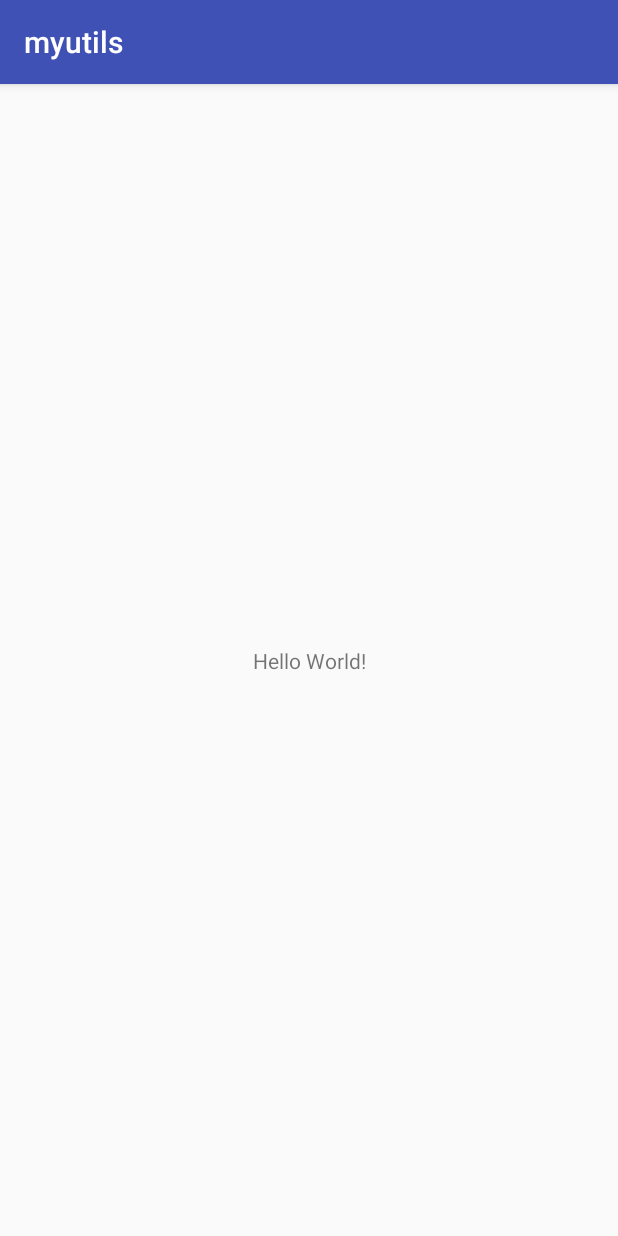
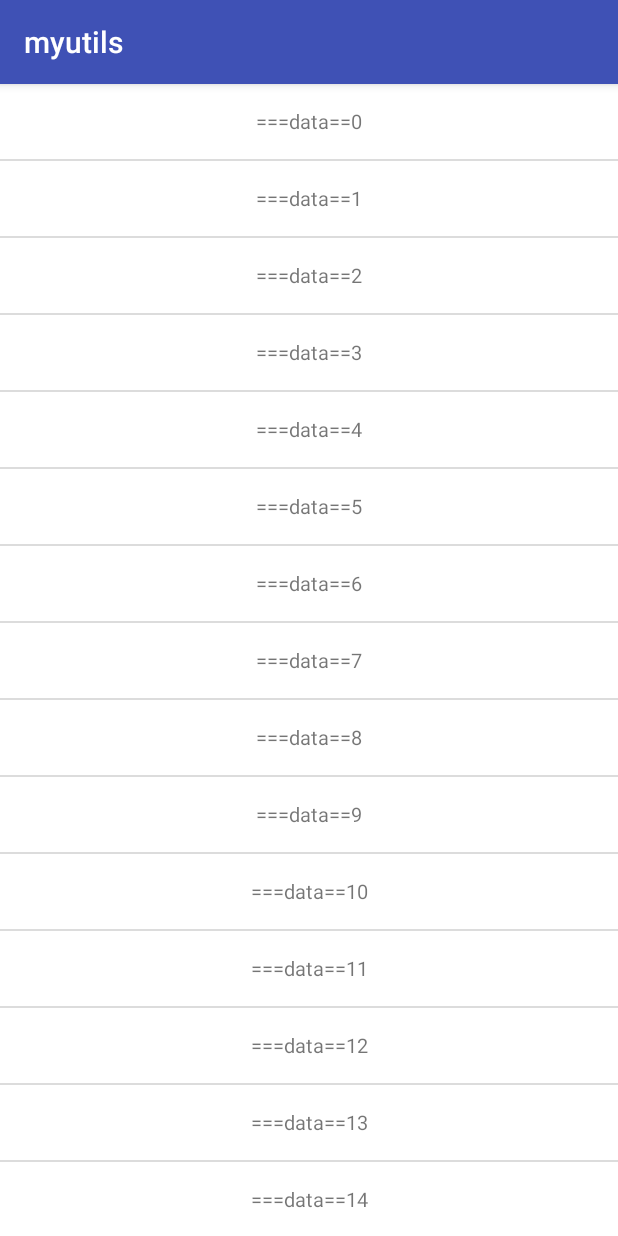
Before and after one commit to hgwxr/myutils, an Android app: the screen it shows after launch (MainActivity), on a phone screen of 412 x 824 dp. Run offline under Robolectric (Android 15) with nearby library versions, the phone set to English and light mode, and no system bars.

Commit message:
init myutils

```diff
--- /dev/null
+++ b/app/src/main/java/skill/android/wl/myutils/DemoAdapter.java
@@ -0,0 +1,30 @@
+package skill.android.wl.myutils;
+
+import android.content.Context;
+import android.widget.TextView;
+
+import java.util.HashMap;
+
+import skill.android.wl.myutils.adapter.ListViewAdapter;
+
+/**
+ * <pre>
+ * @date 2017/7/1
+ * @author wl
+ * @描述 myutils
+ * @email hgwxrwl@gmail.com
+ * @version : 1.0
+ * </pre>
+ */
+
+public class DemoAdapter  extends ListViewAdapter<String> {
+    public DemoAdapter(Context context) {
+        super(context,R.layout.list_item);
+    }
+
+    @Override
+    public void onBindView(ViewHolder holder,  String data, int position) {
+        TextView textView =  holder.get(R.id.tv_item);
+        textView.setText(data);
+    }
+}
--- a/app/src/main/java/skill/android/wl/myutils/MainActivity.java
+++ b/app/src/main/java/skill/android/wl/myutils/MainActivity.java
@@ -1,13 +1,68 @@
 package skill.android.wl.myutils;
 
+import android.support.v4.widget.SwipeRefreshLayout;
 import android.support.v7.app.AppCompatActivity;
 import android.os.Bundle;
+import android.view.View;
+import android.widget.ListView;
+
+import java.util.ArrayList;
+import java.util.List;
 
 public class MainActivity extends AppCompatActivity {
+
+    private ListView listView;
+    private SwipeRefreshLayout swipe;
+    private DemoAdapter demoAdapter;
 
     @Override
     protected void onCreate(Bundle savedInstanceState) {
         super.onCreate(savedInstanceState);
         setContentView(R.layout.activity_main);
+        listView = ((ListView) findViewById(R.id.list_view));
+        swipe = ((SwipeRefreshLayout) findViewById(R.id.swipe));
+        demoAdapter = new DemoAdapter(this);
+        listView.setAdapter(demoAdapter);
+        swipe.setRefreshing(true);
+
+        swipe.postDelayed(new Runnable() {
+            @Override
+            public void run() {
+                List<String> datas= loadData();
+                demoAdapter.addAll(datas);
+                swipe.setRefreshing(false);
+            }
+        },1000);
+        swipe.setOnRefreshListener(new SwipeRefreshLayout.OnRefreshListener() {
+            @Override
+            public void onRefresh() {
+                swipe.postDelayed(new Runnable() {
+                    @Override
+                    public void run() {
+                        List<String> datas= loadDataNew();
+                        //demoAdapter.addAll(datas);
+                        demoAdapter.addAll(datas,0);
+                        listView.setSelection(datas.size());
+                        swipe.setRefreshing(false);
+                    }
+                },1000);
+            }
+        });
+    }
+
+    private List<String> loadDataNew() {
+        ArrayList<String> strings = new ArrayList<>();
+        for (int i = 0; i < 30; i++) {
+            strings.add("===dataNew=="+i);
+        }
+        return strings;
+    }
+
+    private List<String> loadData() {
+        ArrayList<String> strings = new ArrayList<>();
+        for (int i = 0; i < 30; i++) {
+              strings.add("===data=="+i);
+        }
+        return strings;
     }
 }
--- a/app/src/main/res/layout/activity_main.xml
+++ b/app/src/main/res/layout/activity_main.xml
@@ -6,13 +6,16 @@
     android:layout_height="match_parent"
     tools:context="skill.android.wl.myutils.MainActivity">
 
-    <TextView
-        android:layout_width="wrap_content"
-        android:layout_height="wrap_content"
-        android:text="Hello World!"
-        app:layout_constraintBottom_toBottomOf="parent"
-        app:layout_constraintLeft_toLeftOf="parent"
-        app:layout_constraintRight_toRightOf="parent"
-        app:layout_constraintTop_toTopOf="parent" />
+    <android.support.v4.widget.SwipeRefreshLayout
+        android:id="@+id/swipe"
+        android:layout_width="match_parent"
+        android:layout_height="match_parent">
+
+        <ListView
+            android:id="@+id/list_view"
+            android:layout_width="match_parent"
+            android:layout_height="match_parent"/>
+
+    </android.support.v4.widget.SwipeRefreshLayout>
 
 </android.support.constraint.ConstraintLayout>
--- /dev/null
+++ b/app/src/main/res/layout/list_item.xml
@@ -0,0 +1,14 @@
+<?xml version="1.0" encoding="utf-8"?>
+<LinearLayout xmlns:android="http://schemas.android.com/apk/res/android"
+    android:orientation="vertical" android:layout_width="match_parent"
+    android:layout_marginTop="2dp"
+    android:background="#d1cfcf"
+    android:layout_height="wrap_content">
+<TextView
+    android:id="@+id/tv_item"
+    android:background="#fff"
+    android:textSize="13sp"
+    android:gravity="center"
+    android:layout_width="match_parent"
+    android:layout_height="50dp" />
+</LinearLayout>
```
